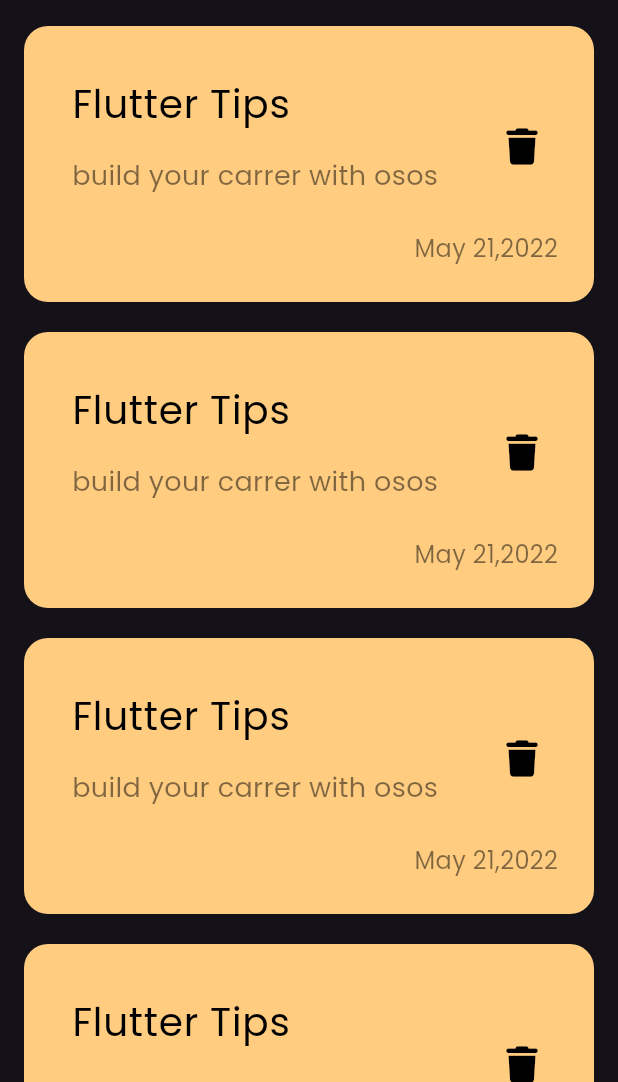
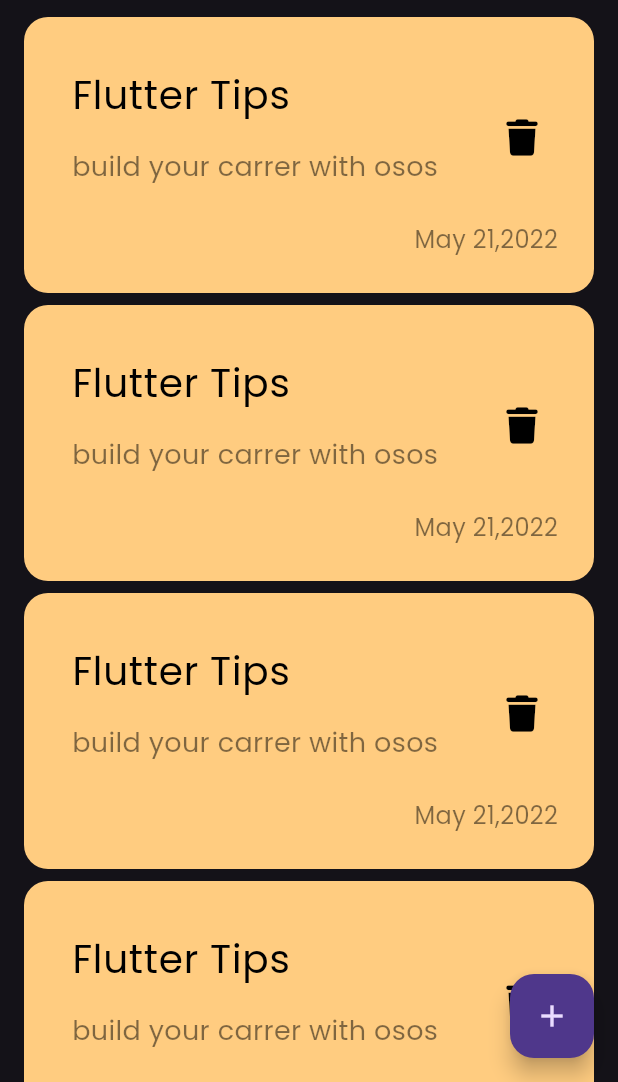
Before and after one commit to Osaamaa/notes, a Flutter app: the screen it shows after launch, on a phone screen of 412 x 824 dp, the part 154-1236 px from its top. Run offline on Flutter 3.47's test engine with Material 3 defaults, Android fonts, the phone set to English and light mode, and no system bars; our stand-ins replace font_awesome_flutter.

Commit message:
create FloatingActionButton commit

```diff
--- a/lib/views/notes_views.dart
+++ b/lib/views/notes_views.dart
@@ -6,9 +6,10 @@ class NotesView extends StatelessWidget {
 
   @override
   Widget build(BuildContext context) {
-    return const Scaffold(
+    return  Scaffold(
       body: Scaffold(
-        body: NotesViewBody(),
+        body: const NotesViewBody(),
+        floatingActionButton: FloatingActionButton(onPressed: (){},child: const Icon(Icons.add),),
       ),
     );
   }
--- a/lib/views/widgets/notes_list_view.dart
+++ b/lib/views/widgets/notes_list_view.dart
@@ -9,7 +9,7 @@ class NotesListView extends StatelessWidget {
   Widget build(BuildContext context) {
     return ListView.builder(itemBuilder: (context,index){
       return const Padding(
-        padding: EdgeInsets.symmetric(vertical: 10),
+        padding: EdgeInsets.symmetric(vertical: 4),
         child: NoteItem(),
       );
     });
```
